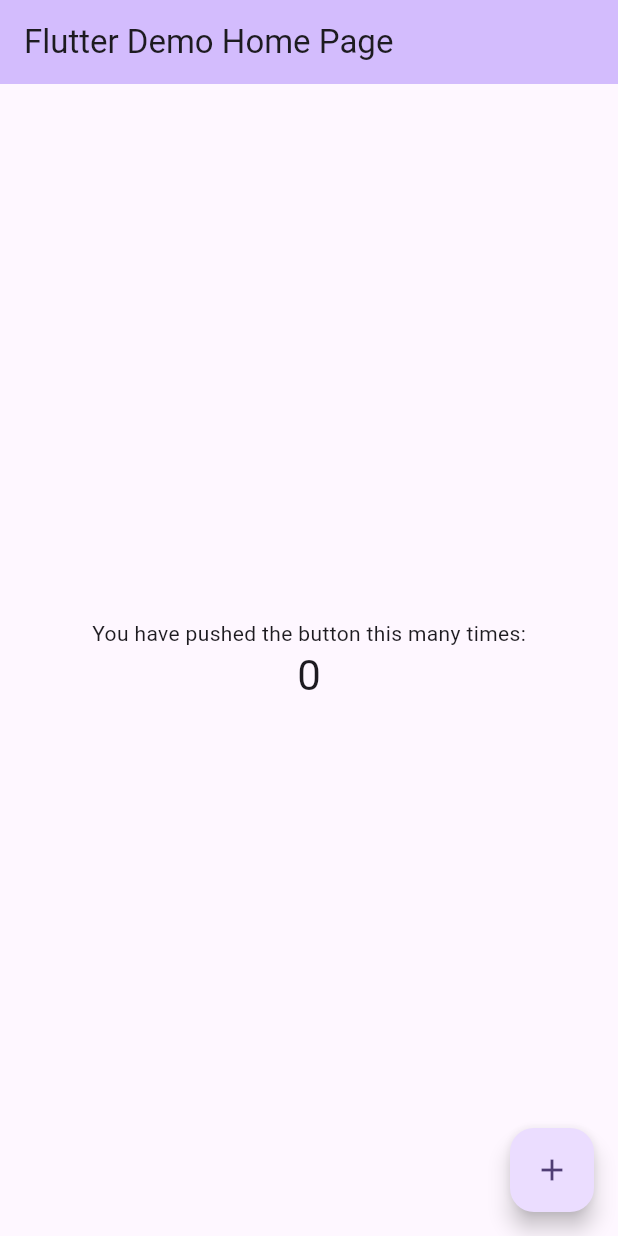
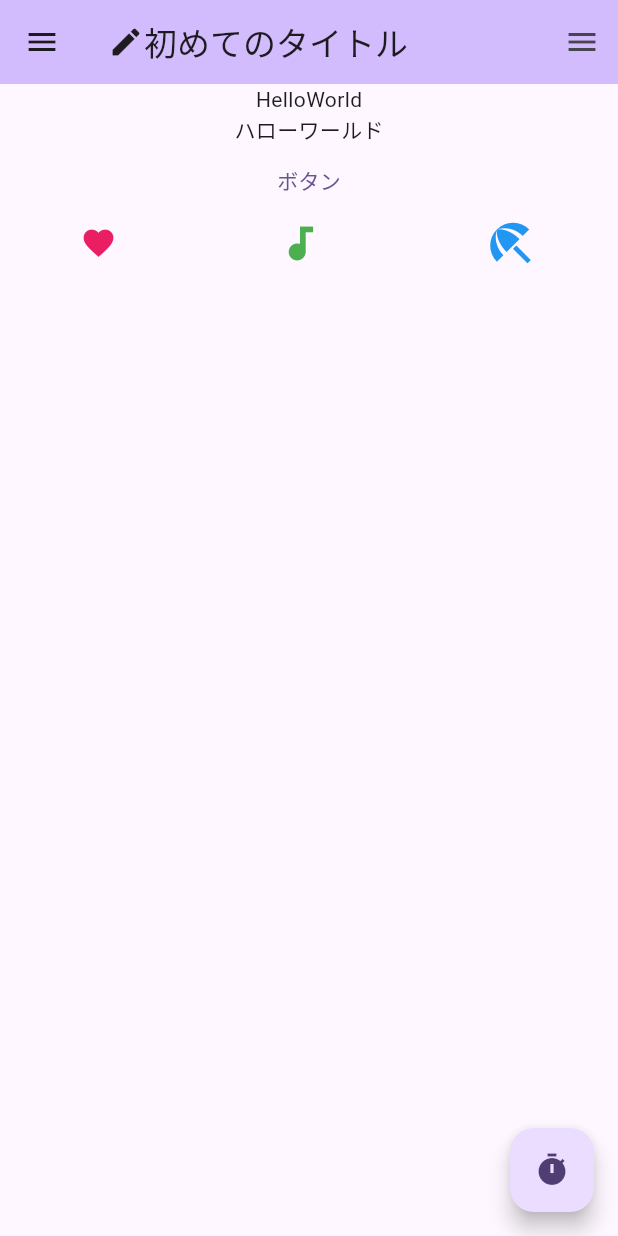
Before and after one commit to Somahc/FlutterTutorial, a Flutter app: the screen it shows after launch, on a phone screen of 412 x 824 dp. Run offline on Flutter 3.47's test engine with Material 2 defaults, Android fonts, the phone set to English and light mode, and no system bars.

Commit message:
chap12 画面の構築完了

```diff
--- a/lib/main.dart
+++ b/lib/main.dart
@@ -71,56 +71,46 @@ class _MyHomePageState extends State<MyHomePage> {
 
   @override
   Widget build(BuildContext context) {
-    // This method is rerun every time setState is called, for instance as done
-    // by the _incrementCounter method above.
-    //
-    // The Flutter framework has been optimized to make rerunning build methods
-    // fast, so that you can just rebuild anything that needs updating rather
-    // than having to individually change instances of widgets.
     return Scaffold(
       appBar: AppBar(
-        // TRY THIS: Try changing the color here to a specific color (to
-        // Colors.amber, perhaps?) and trigger a hot reload to see the AppBar
-        // change color while the other colors stay the same.
         backgroundColor: Theme.of(context).colorScheme.inversePrimary,
-        // Here we take the value from the MyHomePage object that was created by
-        // the App.build method, and use it to set our appbar title.
-        title: Text(widget.title),
+        title: Row(children: const [
+          Icon(Icons.create),
+          Text("初めてのタイトル")
+        ]),
       ),
-      body: Center(
-        // Center is a layout widget. It takes a single child and positions it
-        // in the middle of the parent.
-        child: Column(
-          // Column is also a layout widget. It takes a list of children and
-          // arranges them vertically. By default, it sizes itself to fit its
-          // children horizontally, and tries to be as tall as its parent.
-          //
-          // Column has various properties to control how it sizes itself and
-          // how it positions its children. Here we use mainAxisAlignment to
-          // center the children vertically; the main axis here is the vertical
-          // axis because Columns are vertical (the cross axis would be
-          // horizontal).
-          //
-          // TRY THIS: Invoke "debug painting" (choose the "Toggle Debug Paint"
-          // action in the IDE, or press "p" in the console), to see the
-          // wireframe for each widget.
-          mainAxisAlignment: MainAxisAlignment.center,
-          children: <Widget>[
-            const Text(
-              'You have pushed the button this many times:',
+      body: Column(children: [
+        const Text("HelloWorld"),
+        const Text("ハローワールド"),
+        TextButton(
+          onPressed: () => {print("ボタンが押された")},
+          child: const Text("ボタン"),
+        ),
+        Row(
+          mainAxisAlignment: MainAxisAlignment.spaceAround,
+          children: const [
+            Icon(
+              Icons.favorite,
+              color: Colors.pink,
+              size: 24.0,
             ),
-            Text(
-              '$_counter',
-              style: Theme.of(context).textTheme.headlineMedium,
+            Icon(
+              Icons.audiotrack,
+              color: Colors.green,
+              size: 30.0,
+            ),
+            Icon(
+              Icons.beach_access,
+              color: Colors.blue,
+              size: 36.0,
             ),
           ],
-        ),
-      ),
+        )
+      ]),
       floatingActionButton: FloatingActionButton(
-        onPressed: _incrementCounter,
-        tooltip: 'Increment',
-        child: const Icon(Icons.add),
-      ), // This trailing comma makes auto-formatting nicer for build methods.
+        onPressed: () => {print("FBA!!!")}, child: const Icon(Icons.timer)),
+      drawer: const Drawer(child: Center(child: Text("Drawer"))),
+      endDrawer: const Drawer(child: Center(child: Text("EndDrawer"))),
     );
   }
 }
```
